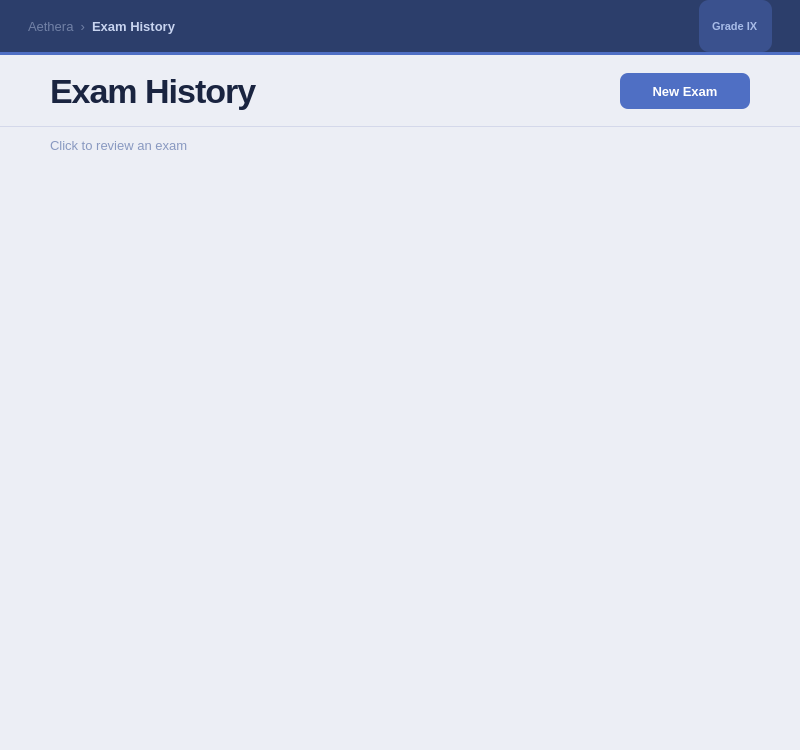
Before: the Qt Designer form src/ui/exam/history/history.ui in DIDimov24/Aethera, drawn with Qt 5.
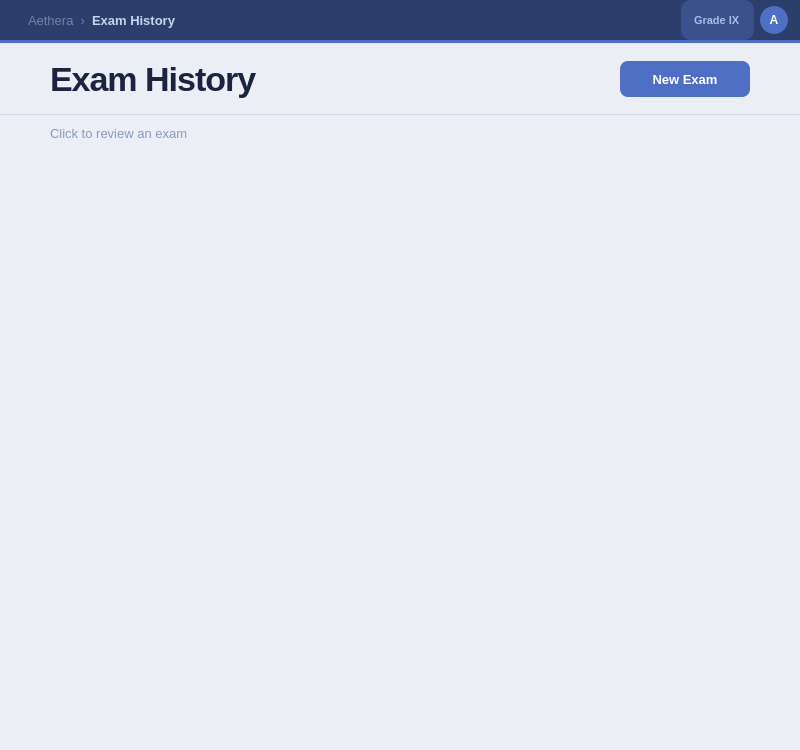
After: the same form once the commit is applied.

The edit to the form file:
```diff
--- a/src/ui/exam/history/history.ui
+++ b/src/ui/exam/history/history.ui
@@ -10,6 +10,8 @@
 QLabel#labelTopBarPage { color: #c8d4f0; font-size: 13px; font-weight: 600; }
 QLabel#labelTopBarBreadcrumb { color: rgba(200,212,240,0.45); font-size: 13px; }
 QLabel#labelTopBarGrade { color: #a8bce8; font-size: 11px; font-weight: 600; background-color: rgba(79,111,196,0.4); border-radius: 10px; padding: 2px 10px; }
+QWidget#labelTopBarAvatar { background-color: #4f6fc4; border-radius: 14px; min-width: 28px; max-width: 28px; min-height: 28px; max-height: 28px; }
+QLabel#labelTopBarAvatarText { color: #ffffff; font-size: 12px; font-weight: 700; background: transparent; }
 QWidget#topBarLine { background-color: #4f6fc4; }
 QWidget#examHistoryHeader { background-color: #eceef5; border-bottom: 1px solid #d4d8ea; }
 QLabel#labelExamHistoryTitle { color: #1a2440; font-size: 34px; font-weight: 700; letter-spacing: -1px; }
@@ -35,17 +37,26 @@
    <property name="bottomMargin"><number>0</number></property>
    <item>
     <widget class="QWidget" name="topBar" native="true">
-     <property name="minimumSize"><size><width>0</width><height>52</height></size></property>
-     <property name="maximumSize"><size><width>16777215</width><height>52</height></size></property>
+     <property name="minimumSize"><size><width>0</width><height>40</height></size></property>
+     <property name="maximumSize"><size><width>16777215</width><height>40</height></size></property>
      <layout class="QHBoxLayout" name="topBarLayout">
       <property name="leftMargin"><number>28</number></property>
       <property name="topMargin"><number>0</number></property>
-      <property name="rightMargin"><number>28</number></property>
+      <property name="rightMargin"><number>12</number></property>
       <property name="bottomMargin"><number>0</number></property>
       <item><widget class="QLabel" name="labelTopBarBreadcrumb"><property name="text"><string>Aethera  ›</string></property></widget></item>
       <item><widget class="QLabel" name="labelTopBarPage"><property name="text"><string>Exam History</string></property></widget></item>
       <item><spacer name="topBarSpacer"><property name="orientation"><enum>Qt::Orientation::Horizontal</enum></property><property name="sizeHint" stdset="0"><size><width>40</width><height>20</height></size></property></spacer></item>
       <item><widget class="QLabel" name="labelTopBarGrade"><property name="text"><string>Grade IX</string></property></widget></item>
+      <item>
+       <widget class="QWidget" name="labelTopBarAvatar" native="true">
+        <widget class="QLabel" name="labelTopBarAvatarText">
+         <property name="geometry"><rect><x>0</x><y>0</y><width>28</width><height>28</height></rect></property>
+         <property name="text"><string>A</string></property>
+         <property name="alignment"><set>Qt::AlignmentFlag::AlignCenter</set></property>
+        </widget>
+       </widget>
+      </item>
      </layout>
     </widget>
    </item>
```
